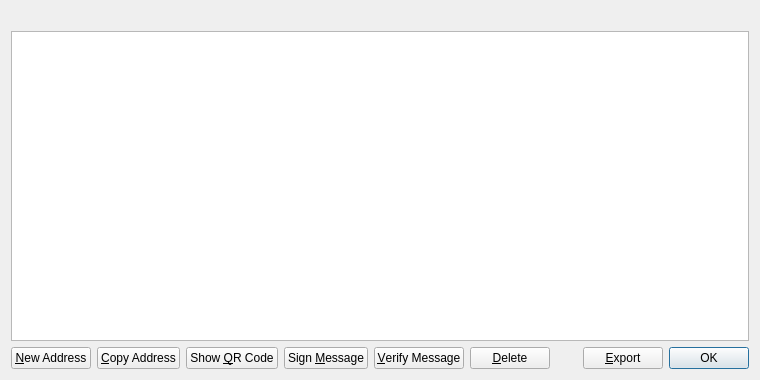
Old version of the form src/qt/forms/addressbookpage.ui in the repository stredle/stredle.
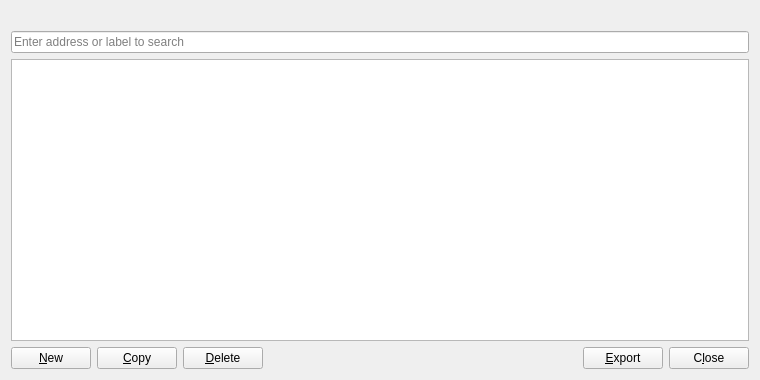
New version of the form. Icons and pictures are not drawn.

What changed in the file:
```diff
--- a/src/qt/forms/addressbookpage.ui
+++ b/src/qt/forms/addressbookpage.ui
@@ -24,6 +24,13 @@
      </property>
     </widget>
    </item>
+   <item>
+    <widget class="QLineEdit" name="searchLineEdit">
+     <property name="placeholderText">
+      <string>Enter address or label to search</string>
+     </property>
+    </widget>
+   </item>
    <item>
     <widget class="QTableView" name="tableView">
      <property name="contextMenuPolicy">
@@ -60,12 +67,15 @@
         <string>Create a new address</string>
        </property>
        <property name="text">
-        <string>&amp;New Address</string>
+        <string>&amp;New</string>
        </property>
        <property name="icon">
         <iconset resource="../bitcoin.qrc">
          <normaloff>:/icons/add</normaloff>:/icons/add</iconset>
        </property>
+       <property name="autoDefault">
+        <bool>false</bool>
+       </property>
       </widget>
      </item>
      <item>
@@ -74,50 +84,14 @@
         <string>Copy the currently selected address to the system clipboard</string>
        </property>
        <property name="text">
-        <string>&amp;Copy Address</string>
+        <string>&amp;Copy</string>
        </property>
        <property name="icon">
         <iconset resource="../bitcoin.qrc">
          <normaloff>:/icons/editcopy</normaloff>:/icons/editcopy</iconset>
        </property>
-      </widget>
-     </item>
-     <item>
-      <widget class="QPushButton" name="showQRCode">
-       <property name="text">
-        <string>Show &amp;QR Code</string>
-       </property>
-       <property name="icon">
-        <iconset resource="../bitcoin.qrc">
-         <normaloff>:/icons/qrcode</normaloff>:/icons/qrcode</iconset>
-       </property>
-      </widget>
-     </item>
-     <item>
-      <widget class="QPushButton" name="signMessage">
-       <property name="toolTip">
-        <string>Sign a message to prove you own a Stredle address</string>
-       </property>
-       <property name="text">
-        <string>Sign &amp;Message</string>
-       </property>
-       <property name="icon">
-        <iconset resource="../bitcoin.qrc">
-         <normaloff>:/icons/edit</normaloff>:/icons/edit</iconset>
-       </property>
-      </widget>
-     </item>
-     <item>
-      <widget class="QPushButton" name="verifyMessage">
-       <property name="toolTip">
-        <string>Verify a message to ensure it was signed with a specified Stredle address</string>
-       </property>
-       <property name="text">
-        <string>&amp;Verify Message</string>
-       </property>
-       <property name="icon">
-        <iconset resource="../bitcoin.qrc">
-         <normaloff>:/icons/transaction_0</normaloff>:/icons/transaction_0</iconset>
+       <property name="autoDefault">
+        <bool>false</bool>
        </property>
       </widget>
      </item>
@@ -133,6 +107,9 @@
         <iconset resource="../bitcoin.qrc">
          <normaloff>:/icons/remove</normaloff>:/icons/remove</iconset>
        </property>
+       <property name="autoDefault">
+        <bool>false</bool>
+       </property>
       </widget>
      </item>
      <item>
@@ -163,15 +140,18 @@
       </widget>
      </item>
      <item>
-      <widget class="QDialogButtonBox" name="buttonBox">
+      <widget class="QPushButton" name="closeButton">
        <property name="sizePolicy">
-        <sizepolicy hsizetype="Maximum" vsizetype="Fixed">
+        <sizepolicy hsizetype="Minimum" vsizetype="Minimum">
          <horstretch>0</horstretch>
          <verstretch>0</verstretch>
         </sizepolicy>
        </property>
-       <property name="standardButtons">
-        <set>QDialogButtonBox::Ok</set>
+       <property name="text">
+        <string>C&amp;lose</string>
+       </property>
+       <property name="autoDefault">
+        <bool>false</bool>
        </property>
       </widget>
      </item>
```
Left out of the diff: 8 changed lines with no effect on the pictures.
